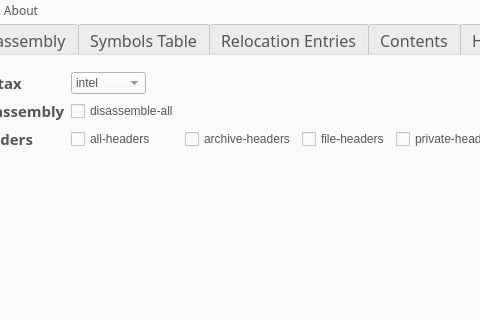
Qt form src/mainwindow.ui (jubal-R/ObjGui) before a commit; both pictures show x 216 to 696 and y 0 to 320 of the 1143 by 575 pixel window.
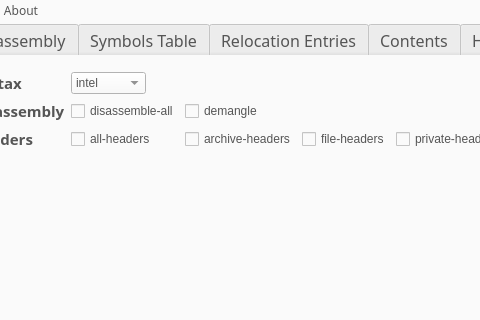
The same form after that commit. The open tabs and pages were chosen to show the change.

Commit message: Added demangle option

The edit to the form file:
```diff
--- a/src/mainwindow.ui
+++ b/src/mainwindow.ui
@@ -605,6 +605,13 @@
             </item>
            </widget>
           </item>
+          <item row="1" column="2">
+           <widget class="QCheckBox" name="checkBox">
+            <property name="text">
+             <string>demangle</string>
+            </property>
+           </widget>
+          </item>
          </layout>
         </widget>
        </widget>
```
The commit also changes 5 other files.
